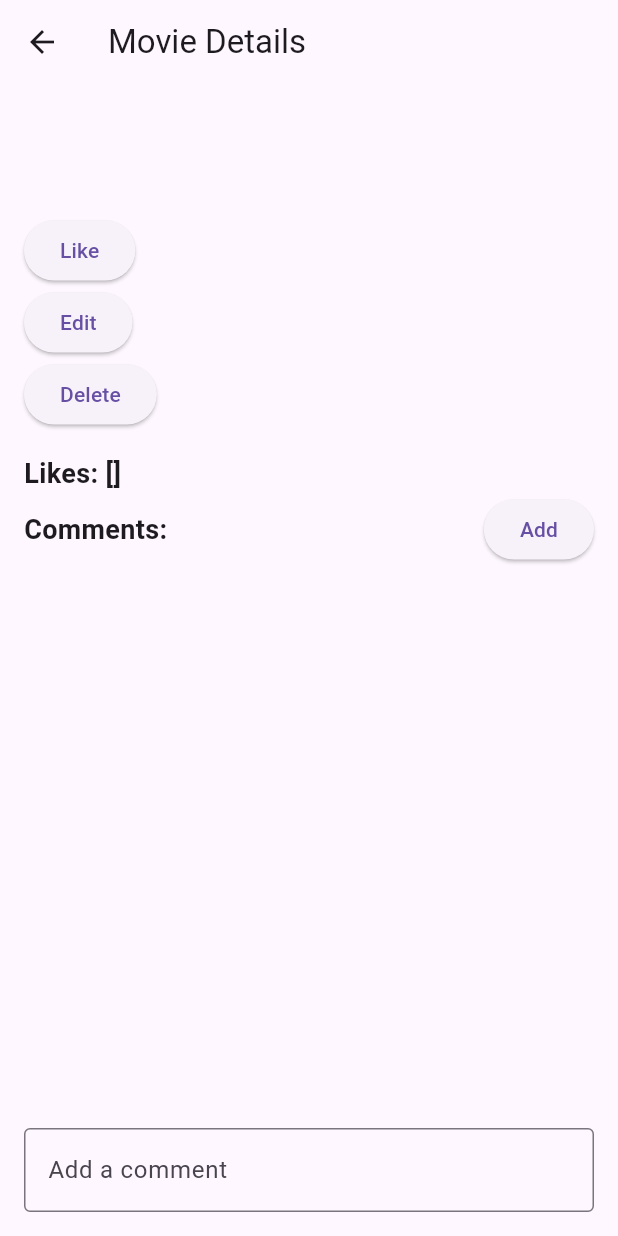
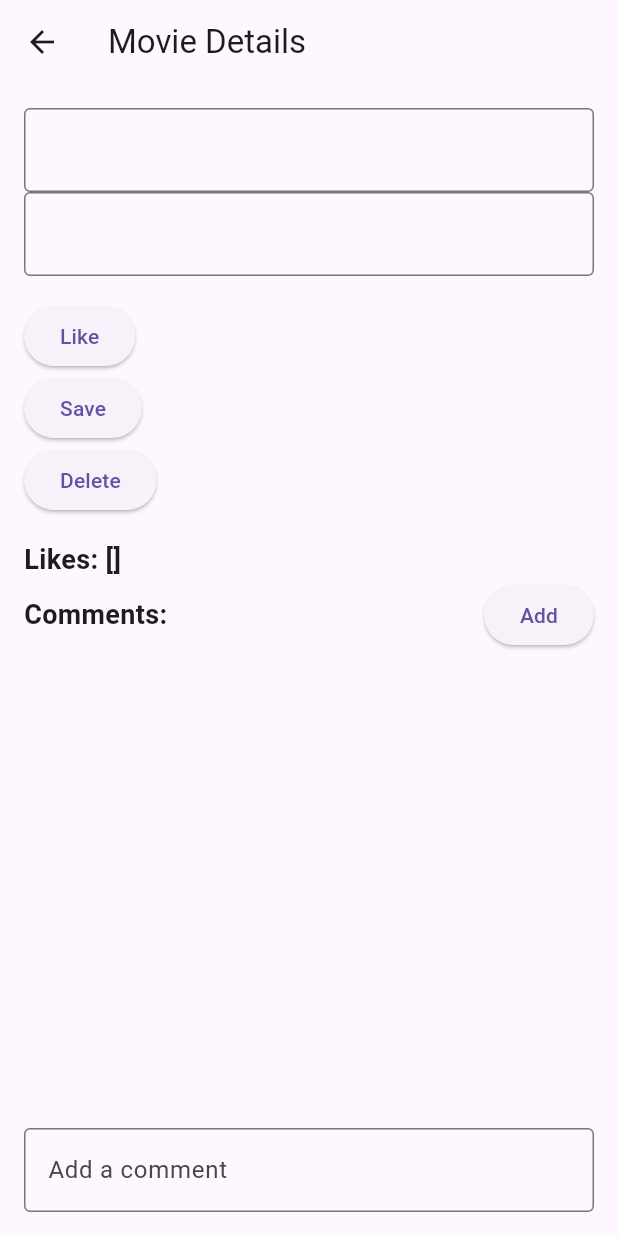
Before and after one commit to Mhamad-Raad/Internship-tasks, a Flutter app: the MovieDetailsScreen screen opened directly with empty values, after a tap on "Edit", on a phone screen of 412 x 824 dp. Run offline on Flutter 3.47's test engine with Material 3 defaults, Android fonts, the light colour scheme and no system bars; network calls fail.

Commit message:
add the edit functionality

```diff
--- a/8-FullStack/Mobile/movies_library/lib/MovieDetailsScreen.dart
+++ b/8-FullStack/Mobile/movies_library/lib/MovieDetailsScreen.dart
@@ -14,17 +14,22 @@ class MovieDetailsScreen extends StatefulWidget {
 
 class _MovieDetailsScreenState extends State<MovieDetailsScreen> {
   var inputController = TextEditingController();
+  var inputDescriptionController = TextEditingController();
+  var inputTitleController = TextEditingController();
+  bool editMode = false;
 
   @override
   void initState() {
     super.initState();
+    inputDescriptionController.text = widget.movie['description'];
+    inputTitleController.text = widget.movie['title'];
   }
 
   Future<void> likeMovie() async {
     try {
       final response = await http.post(
         Uri.parse(
-            'http://192.168.1.41:3000/movies/${widget.movie['movie_id']}/likes'),
+            'http://172.16.7.36:3000/movies/${widget.movie['movie_id']}/likes'),
       );
 
       if (response.statusCode == 200) {
@@ -41,7 +46,7 @@ class _MovieDetailsScreenState extends State<MovieDetailsScreen> {
   Future<void> deleteMovie() async {
     try {
       final response = await http.delete(Uri.parse(
-          'http://192.168.1.41:3000/movies/${widget.movie['movie_id']}'));
+          'http://172.16.7.36:3000/movies/${widget.movie['movie_id']}'));
 
       if (response.statusCode == 200) {
         fetchMovieDetails();
@@ -60,7 +65,7 @@ class _MovieDetailsScreenState extends State<MovieDetailsScreen> {
     try {
       final response = await http.post(
         Uri.parse(
-            'http://192.168.1.41:3000/movies/${widget.movie['movie_id']}/comments'),
+            'http://172.16.7.36:3000/movies/${widget.movie['movie_id']}/comments'),
         headers: {"Content-Type": "application/json"},
         body: jsonEncode({'text': text, 'user': 'someone'}),
       );
@@ -84,7 +89,7 @@ class _MovieDetailsScreenState extends State<MovieDetailsScreen> {
   Future<void> fetchMovieDetails() async {
     try {
       final response = await http.get(Uri.parse(
-          'http://192.168.1.41:3000/movies/${widget.movie['movie_id']}'));
+          'http://172.16.7.36:3000/movies/${widget.movie['movie_id']}'));
       if (response.statusCode == 200) {
         final Map<String, dynamic> data = json.decode(response.body);
         setState(() {
@@ -99,46 +104,84 @@ class _MovieDetailsScreenState extends State<MovieDetailsScreen> {
     }
   }
 
+  Future<void> updateMovie() async {
+    // Implement your logic to send a PUT request to update the movie
+    // For example, you can use http package to send a PUT request
+    try {
+      final response = await http.put(
+        Uri.parse(
+          'http://192.168.1.41:3000/movies/${widget.movie['movie_id']}',
+        ),
+        headers: {"Content-Type": "application/json"},
+        body: jsonEncode(
+          {
+            'description': inputDescriptionController.text,
+            'title': inputTitleController.text,
+        }),
+      );
+
+      if (response.statusCode == 200) {
+        // Successfully updated the movie, fetch updated data
+        fetchMovieDetails();
+      } else {
+        print('Failed to update movie. Status code: ${response.statusCode}');
+      }
+    } catch (error) {
+      print('Error updating movie: $error');
+    }
+  }
+
   @override
   Widget build(BuildContext context) {
     print(widget.movie);
 
     return Scaffold(
       appBar: AppBar(
-        title: Text('Movie Details'),
+        title: const Text('Movie Details'),
       ),
       body: Padding(
         padding: const EdgeInsets.all(16.0),
         child: Column(
           crossAxisAlignment: CrossAxisAlignment.start,
           children: [
-            Text(widget.movie['title'],
-                style: TextStyle(fontSize: 24, fontWeight: FontWeight.bold)),
-            Text(widget.movie['description']),
-            // Display other movie details as needed
-
+            TextFormField(
+              controller: inputTitleController,
+              enabled: editMode, // Enable/disable based on edit mode
+              decoration: const InputDecoration(
+                border: OutlineInputBorder(),
+              ),
+            ),
+            TextFormField(
+              controller: inputDescriptionController,
+              enabled: editMode, // Enable/disable based on edit mode
+              decoration: const InputDecoration(
+                border: OutlineInputBorder(),
+              ),
+            ),
             SizedBox(height: 16),
-
             ElevatedButton(
               onPressed: likeMovie,
               child: Text('Like'),
             ),
-
             ElevatedButton(
               onPressed: () {
+                // Toggle edit mode
+                if (editMode) {
+                  updateMovie();
+                }
+                setState(() {
+                  editMode = !editMode;
+                });
               },
-              child: Text('Edit'),
+              child: Text(editMode ? 'Save' : 'Edit'),
             ),
-
             ElevatedButton(
               onPressed: () => deleteMovie(),
               child: Text('Delete'),
             ),
-
             SizedBox(height: 16),
             Text('Likes: ${widget.movie['likes']}',
                 style: TextStyle(fontSize: 18, fontWeight: FontWeight.bold)),
-
             Row(
               children: [
                 const Expanded(
@@ -152,7 +195,6 @@ class _MovieDetailsScreenState extends State<MovieDetailsScreen> {
                 ),
               ],
             ),
-
             Expanded(
               child: ListView.builder(
                 itemCount: widget.movie['comments']?.length ?? 0,
@@ -169,9 +211,7 @@ class _MovieDetailsScreenState extends State<MovieDetailsScreen> {
                 },
               ),
             ),
-
             SizedBox(height: 16),
-
             TextField(
               controller: inputController,
               decoration: InputDecoration(
--- a/8-FullStack/Mobile/movies_library/lib/main.dart
+++ b/8-FullStack/Mobile/movies_library/lib/main.dart
@@ -33,7 +33,7 @@
   Future<void> fetchMovies() async {
     print('works');
     final response =
-        await http.get(Uri.parse('http://192.168.1.41:3000/movies'));
+        await http.get(Uri.parse('http://172.16.7.36:3000/movies'));
     print('here: $response');
 
     if (response.statusCode == 200) {
```
